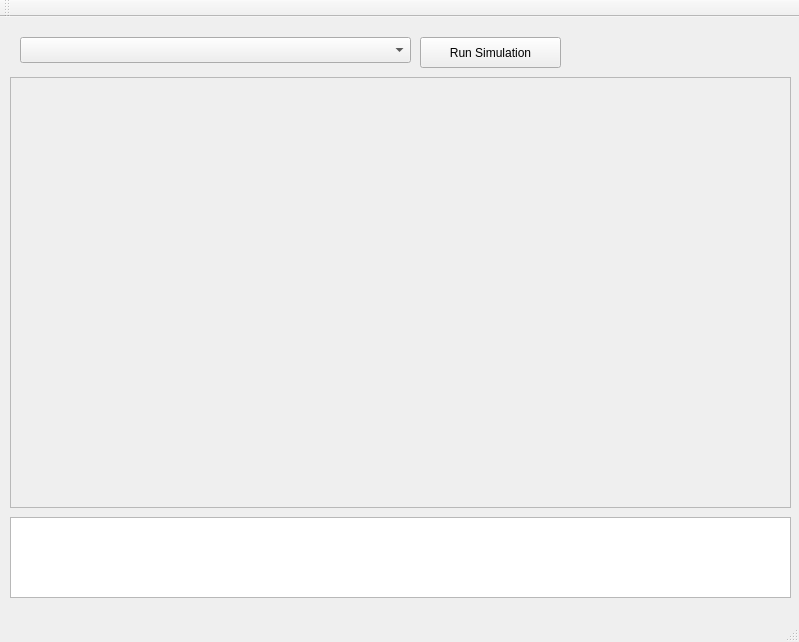
First picture: the form in cis60.1/GamePhysics/gamemenu.ui, repository fbardelli/compsci, before the edit.
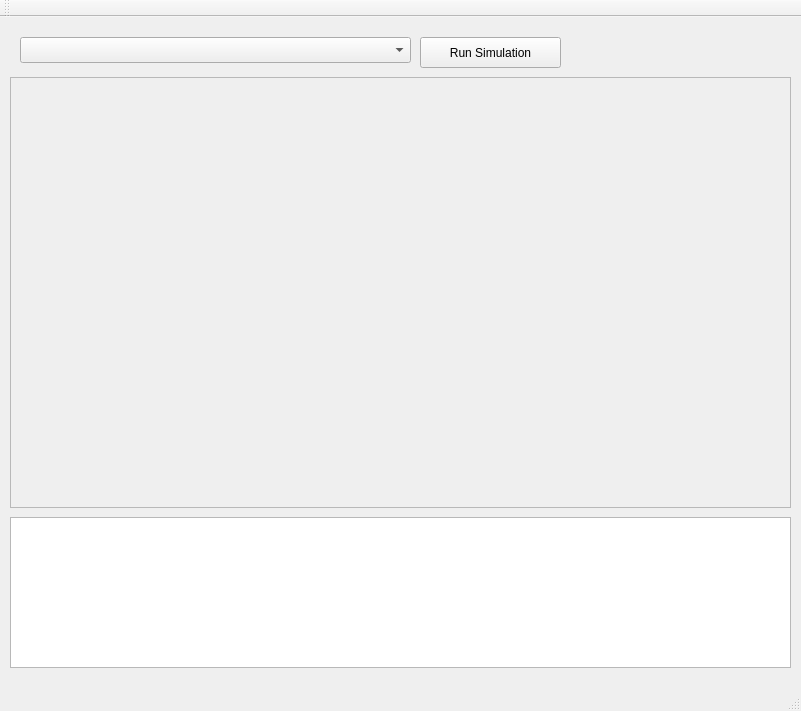
Second picture: the form after the edit.

Diff of the .ui file:
```diff
--- a/cis60.1/GamePhysics/gamemenu.ui
+++ b/cis60.1/GamePhysics/gamemenu.ui
@@ -6,8 +6,8 @@
    <rect>
     <x>0</x>
     <y>0</y>
-    <width>799</width>
-    <height>642</height>
+    <width>801</width>
+    <height>711</height>
    </rect>
   </property>
   <property name="windowTitle">
@@ -59,7 +59,7 @@
       <x>10</x>
       <y>500</y>
       <width>781</width>
-      <height>81</height>
+      <height>151</height>
      </rect>
     </property>
     <property name="sizePolicy">
```
Left out of the diff: 2 changed lines with no effect on the pictures.
